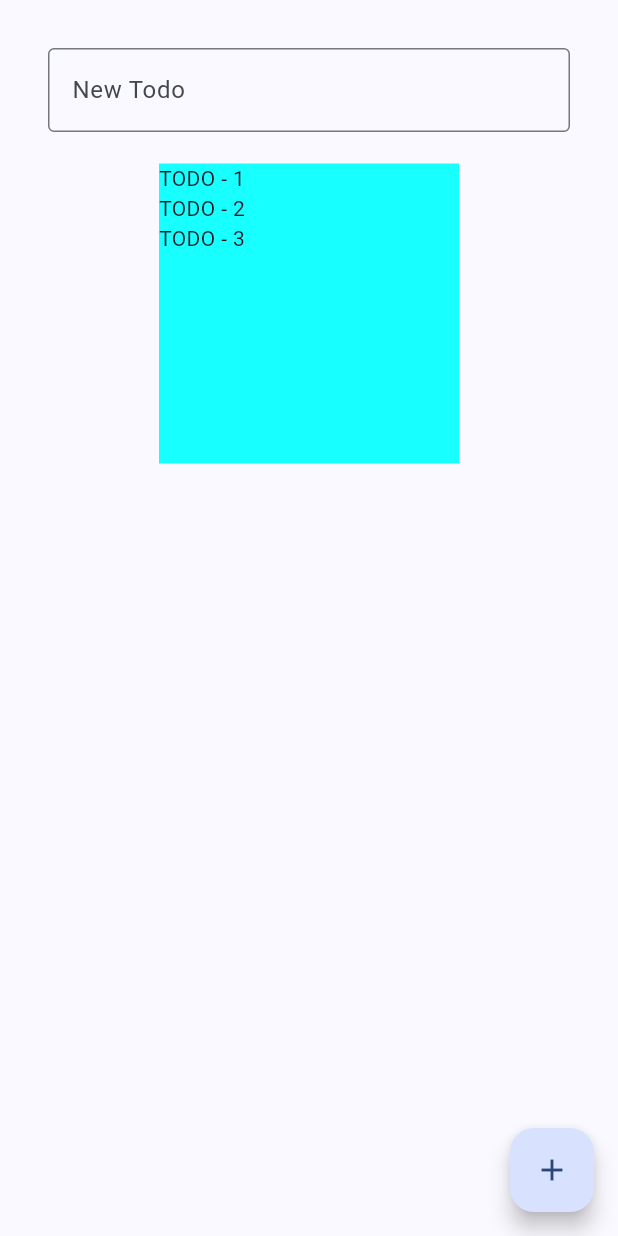
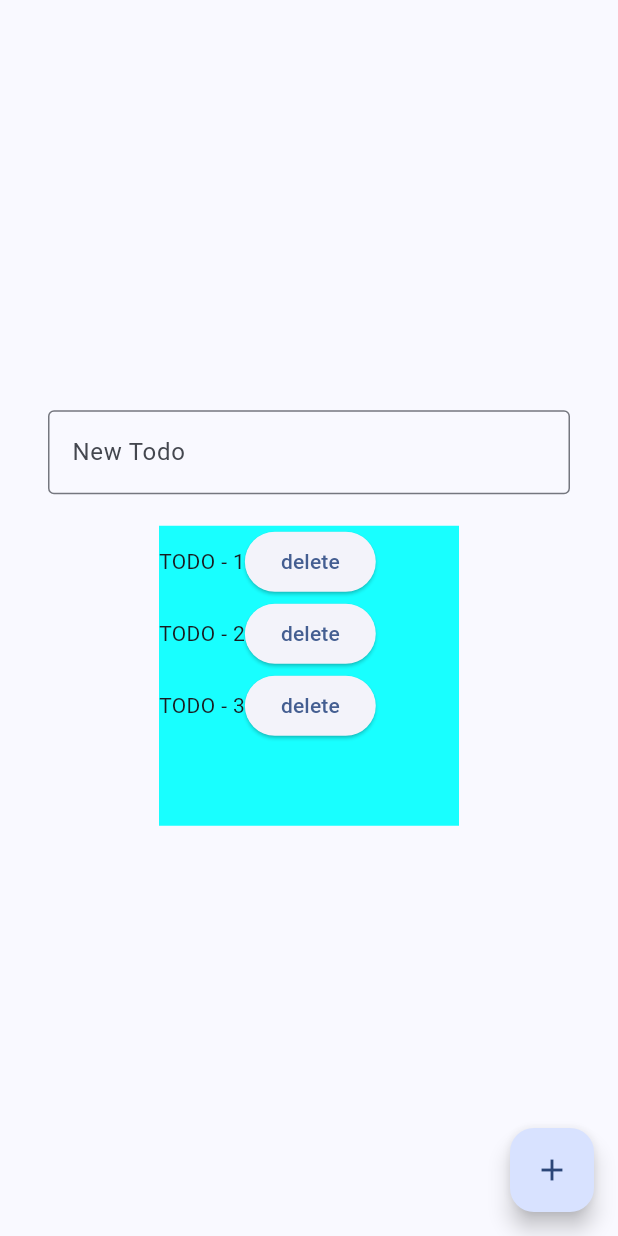
Before and after one commit to 1shaked/flutter_lectures, a Flutter app: the screen it shows after launch, on a phone screen of 412 x 824 dp. Run offline on Flutter 3.47's test engine with Material 2 defaults, Android fonts, the phone set to English and light mode, and no system bars.

Commit message:
added delete item

```diff
--- a/flutter_application_1/lib/widgets/todo_list.dart
+++ b/flutter_application_1/lib/widgets/todo_list.dart
@@ -21,6 +21,7 @@ class _TodoListState extends State<TodoList> {
         padding: const EdgeInsets.all(16.0),
         margin: const EdgeInsets.all(16.0),
         child: Column(
+          mainAxisAlignment: MainAxisAlignment.center,
           children: [
             TextField(
               decoration: const InputDecoration(
@@ -39,7 +40,18 @@ class _TodoListState extends State<TodoList> {
               height: 200,
               color: Colors.cyanAccent,
               child: ListView.builder(
-                itemBuilder: ((context, index) => Text(todos[index])),
+                itemBuilder: ((context, index) => Row(
+                      children: [
+                        Text(todos[index]),
+                        ElevatedButton(
+                            onPressed: () {
+                              setState(() {
+                                todos.removeAt(index);
+                              });
+                            },
+                            child: Text('delete'))
+                      ],
+                    )),
                 itemCount: todos.length,
               ),
             ),
```
